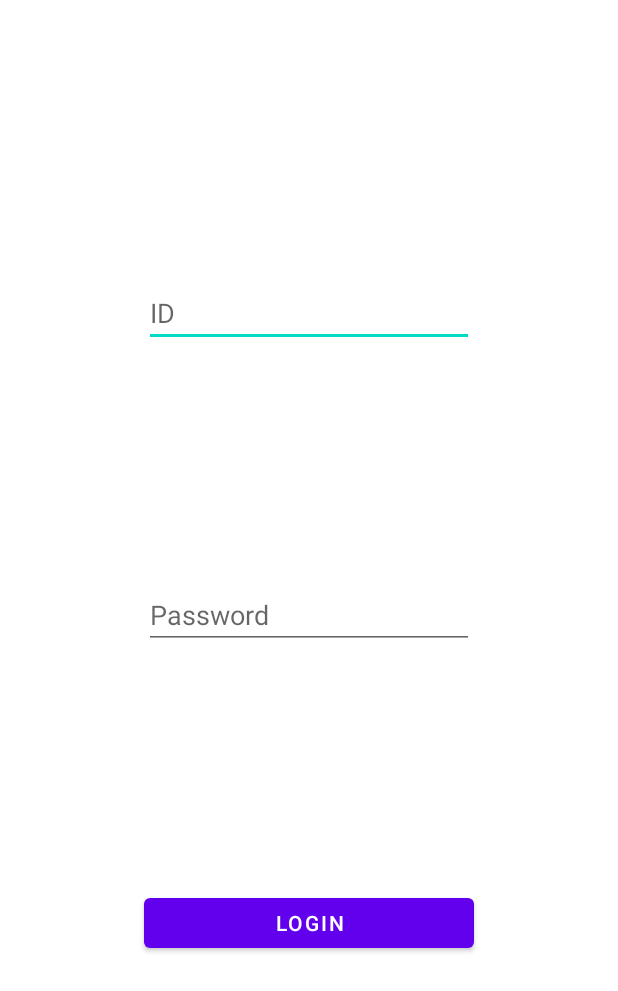
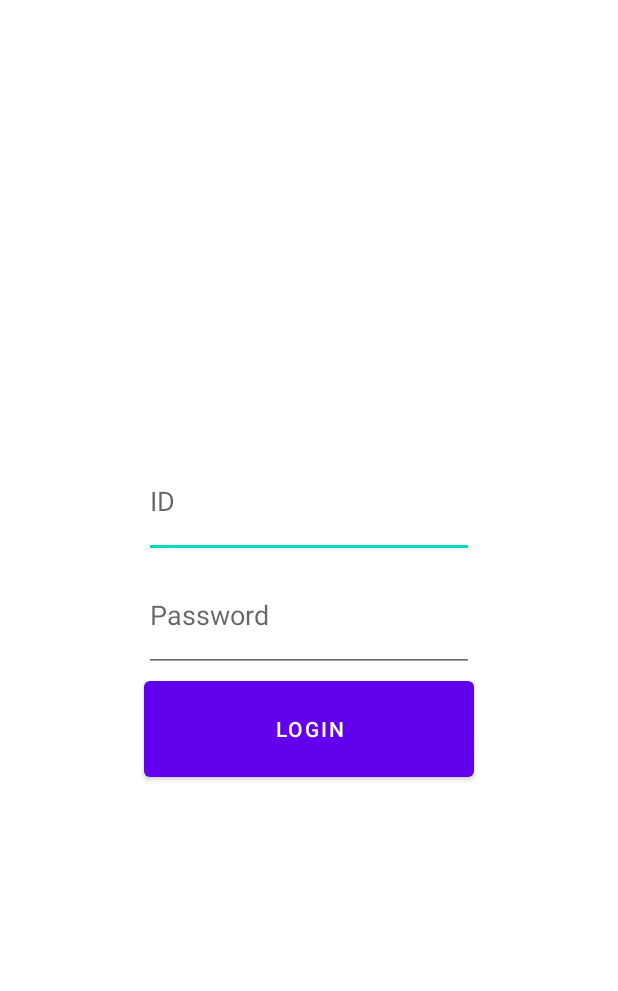
Before and after one commit to MMMMins/concord, an Android app: the LoginActivity screen opened directly, with no data from a screen before it, on a phone screen of 412 x 824 dp. Shown: the top 991 px of the screen. Run offline under Robolectric (Android 15) with nearby library versions, the phone set to English and light mode, and no system bars; our stand-ins replace data binding.

Commit message:
구조 세팅중

```diff
--- a/app/build.gradle
+++ b/app/build.gradle
@@ -5,6 +5,10 @@ plugins {
 android {
     namespace 'com.hackathon.concord'
     compileSdk 33
+
+    buildFeatures {
+        dataBinding true
+    }
 
     viewBinding {
         enabled = true
--- a/app/src/main/java/com/hackathon/concord/View/LoadActivity.java
+++ b/app/src/main/java/com/hackathon/concord/View/LoadActivity.java
@@ -23,7 +23,7 @@ public class LoadActivity extends AppCompatActivity {
         Handler handler = new Handler();
         handler.postDelayed(new Runnable() {
             public void run(){
-                Intent intent = new Intent(getApplicationContext(), UserRegActivity.class);
+                Intent intent = new Intent(getApplicationContext(), MainActivity.class);
                 startActivity(intent);
                 finish();;
             }
--- a/app/src/main/java/com/hackathon/concord/View/LoginActivity.java
+++ b/app/src/main/java/com/hackathon/concord/View/LoginActivity.java
@@ -4,64 +4,36 @@ import androidx.appcompat.app.AppCompatActivity;
 import androidx.databinding.DataBindingUtil;
 import androidx.lifecycle.ViewModelProvider;
 
-import android.annotation.SuppressLint;
 import android.os.Bundle;
-import android.view.View;
 import android.widget.Button;
-import android.widget.EditText;
-import android.widget.TextView;
 
-import com.hackathon.concord.Model.UserModel;
 import com.hackathon.concord.R;
-import com.hackathon.concord.ViewModel.LoginService;
 import com.hackathon.concord.databinding.ActivityLoginBinding;
+import com.hackathon.concord.viewModel.LoginService;
 
-import java.util.List;
-
-public class LoginActivity extends AppCompatActivity implements View.OnClickListener{
+public class LoginActivity extends AppCompatActivity {
 
     private LoginService loginViewModel;
     private ActivityLoginBinding binding;
 
-    EditText edtID;
-    EditText edtPwd;
-    Button btnLogin;
-    LoginService loginService;
-    TextView textView2;
-
-    @SuppressLint("MissingInflatedId")
     @Override
     protected void onCreate(Bundle savedInstanceState) {
         super.onCreate(savedInstanceState);
-        setContentView(R.layout.activity_login);
+        // DataBindingUtil을 사용하여 레이아웃과 ViewModel을 바인딩
+        binding = DataBindingUtil.setContentView(this, R.layout.activity_login);
 
-        edtID = findViewById(R.id.edtID);
-        edtPwd = findViewById(R.id.edtPwd);
-        btnLogin = findViewById(R.id.btnLogin);
-        btnLogin.setOnClickListener(this);
-        binding = DataBindingUtil.setContentView(this, R.layout.activity_login);
         loginViewModel = new ViewModelProvider(this).get(LoginService.class);
 
         // ViewModel과 레이아웃을 바인딩
         binding.setViewModel(loginViewModel);
         binding.setLifecycleOwner(this);
+
+        Button btnLogin = binding.btnLogin;
+        btnLogin.setOnClickListener(v -> onLoginClick());
     }
 
-    @Override
-    public void onClick(View v) {
-        // ViewModelProvider를 통해 MainViewModel 인스턴스를 얻음
-        loginService = new ViewModelProvider(this).get(LoginService.class);
-
-        // ViewModel에서 데이터가 변경되었을 때 UI 업데이트를 수신하여 처리
-        loginService.getUserId().observe(this, posts -> {
-            // 데이터를 처리하여 UI에 업데이트
-        });
-
-        loginService.getPassword().observe(this, errorMessage -> {
-            // 에러 메시지를 처리하여 UI에 업데이트
-        });
-
+    private void onLoginClick() {
         // 데이터 요청
-        loginService.fetchPosts();
+        loginViewModel.fetchPosts();
     }
 }
--- a/app/src/main/java/com/hackathon/concord/ViewModel/LoginService.java
+++ b/app/src/main/java/com/hackathon/concord/viewModel/LoginService.java
@@ -1,4 +1,4 @@
-package com.hackathon.concord.ViewModel;
+package com.hackathon.concord.viewModel;
 
 import android.util.Log;
 
@@ -16,6 +16,7 @@ import retrofit2.Retrofit;
 import retrofit2.converter.gson.GsonConverterFactory;
 
 public class LoginService extends ViewModel {
+    UserModel userModel;
     private MutableLiveData<String> userId = new MutableLiveData<>();
     private MutableLiveData<String> password = new MutableLiveData<>();
 
--- a/app/src/main/java/com/hackathon/concord/ViewModel/RetrofitService.java
+++ b/app/src/main/java/com/hackathon/concord/viewModel/RetrofitService.java
@@ -1,4 +1,6 @@
-package com.hackathon.concord.ViewModel;
+package com.hackathon.concord.viewModel;
+
+import com.hackathon.concord.Model.DiaryModel;
 import com.hackathon.concord.Model.UserModel;
 
 import java.util.List;
@@ -7,8 +9,15 @@ import retrofit2.Call;
 import retrofit2.http.Body;
 import retrofit2.http.POST;
 import retrofit2.http.GET;
+import retrofit2.http.Path;
 
 public interface RetrofitService {
+
+    @GET("schedules/{user_id}/{diary_date}")
+    Call<DiaryModel> getSchedules(
+            @Path("user_id") String userId,
+            @Path("diary_date") String diaryDate
+    );
 
     @GET("accounts/")
     Call<List<UserModel>> getList();
--- a/app/src/main/res/layout/activity_login.xml
+++ b/app/src/main/res/layout/activity_login.xml
@@ -1,10 +1,10 @@
-<!-- activity_login.xml -->
-<layout xmlns:android="http://schemas.android.com/apk/res/android"
+<layout xmlns:tools="http://schemas.android.com/tools"
+    xmlns:android="http://schemas.android.com/apk/res/android"
     xmlns:app="http://schemas.android.com/apk/res-auto">
     <data>
         <variable
             name="viewModel"
-            type="com.hackathon.concord.ViewModel.LoginService" />
+            type="com.hackathon.concord.viewModel.LoginService" />
     </data>
 
     <androidx.constraintlayout.widget.ConstraintLayout
@@ -16,48 +16,41 @@
         <EditText
             android:id="@+id/edtID"
             android:layout_width="220dp"
-            android:layout_height="45dp"
-            android:layout_marginStart="16dp"
-            android:layout_marginTop="30dp"
-            android:layout_marginEnd="16dp"
+            android:layout_height="0dp"
+            android:layout_marginTop="296dp"
             android:ems="10"
             android:hint="ID"
             android:inputType="textPersonName"
+            android:text="@={viewModel.getUserId()}"
             app:layout_constraintBottom_toTopOf="@+id/edtPwd"
             app:layout_constraintEnd_toEndOf="parent"
             app:layout_constraintStart_toStartOf="parent"
-            app:layout_constraintTop_toTopOf="parent"
-            android:text="@={viewModel.userId}" />
+            app:layout_constraintTop_toTopOf="parent" />
 
         <EditText
             android:id="@+id/edtPwd"
             android:layout_width="220dp"
-            android:layout_height="45dp"
-            android:layout_marginStart="16dp"
-            android:layout_marginEnd="16dp"
-            android:layout_marginBottom="4dp"
+            android:layout_height="0dp"
             android:ems="10"
             android:hint="Password"
             android:inputType="textPassword"
+            android:text="@={viewModel.getPassword()}"
             app:layout_constraintBottom_toTopOf="@+id/btnLogin"
             app:layout_constraintEnd_toEndOf="parent"
             app:layout_constraintStart_toStartOf="parent"
-            app:layout_constraintTop_toBottomOf="@+id/edtID"
-            android:text="@={viewModel.password}" />
+            app:layout_constraintTop_toBottomOf="@+id/edtID" />
 
         <Button
             android:id="@+id/btnLogin"
             android:layout_width="220dp"
-            android:layout_height="45dp"
-            android:layout_marginStart="16dp"
-            android:layout_marginEnd="16dp"
-            android:layout_marginBottom="30dp"
+            android:layout_height="0dp"
+            android:layout_marginBottom="300dp"
+            android:onClick="@{() -> viewModel.onLoginClick()}"
             android:text="Login"
             app:layout_constraintBottom_toBottomOf="parent"
             app:layout_constraintEnd_toEndOf="parent"
             app:layout_constraintStart_toStartOf="parent"
-            app:layout_constraintTop_toBottomOf="@+id/edtPwd"
-            android:onClick="@{() -> viewModel.onLoginClick()}" />
+            app:layout_constraintTop_toBottomOf="@+id/edtPwd" />
 
     </androidx.constraintlayout.widget.ConstraintLayout>
 </layout>
```
Also changed, not shown: app/src/main/java/com/hackathon/concord/Model/DiaryModel.java (added, +56 -0 lines), app/src/main/java/com/hackathon/concord/View/VariousFragment.java (+55 -32 lines), app/src/main/java/com/hackathon/concord/viewModel/DiaryService.java (added, +71 -0 lines), app/src/main/res/layout/fragment_various.xml (+38 -7 lines), 2 other files.
